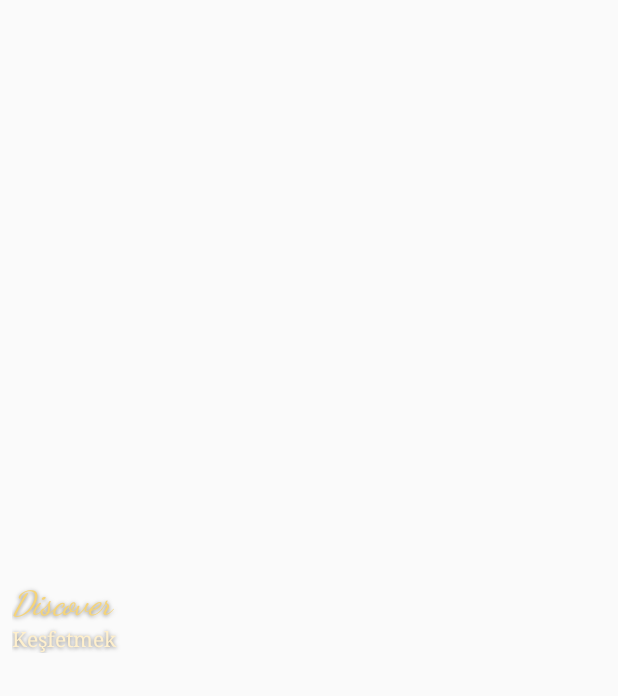
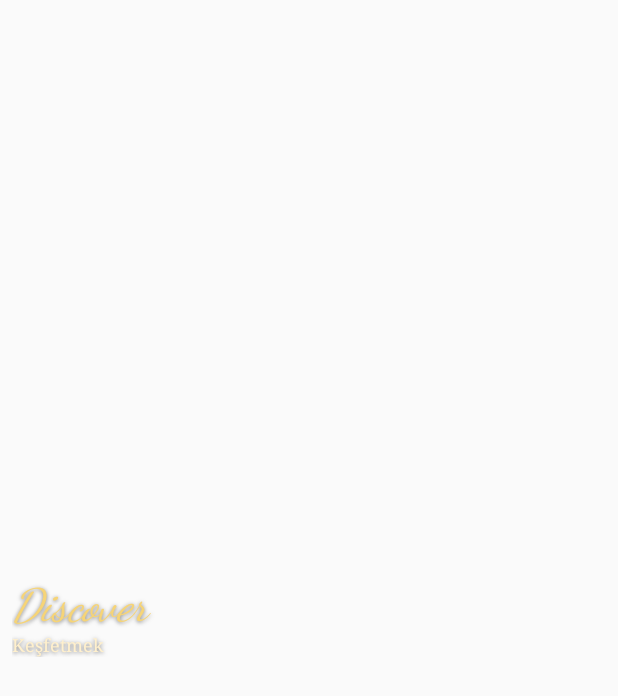
Before and after one commit to erdienerya-ops/wordlock, an Android app: the layout word_widget.xml on its own in the app's theme, with its tools: preview values and no code run, on a phone screen of 412 x 824 dp. Shown: the top 696 px of the screen. Run offline under Robolectric (Android 15) with nearby library versions, the phone set to English and light mode, and no system bars.

Commit message:
Enlarge English Golden Brush lettering and reduce Turkish text

```diff
--- a/app/src/main/res/layout/word_widget.xml
+++ b/app/src/main/res/layout/word_widget.xml
@@ -1 +1 @@
-<LinearLayout xmlns:android="http://schemas.android.com/apk/res/android" android:id="@+id/widget_root" android:layout_width="match_parent" android:layout_height="match_parent" android:orientation="vertical" android:gravity="center_vertical" android:paddingStart="8dp" android:paddingEnd="4dp" android:background="@android:color/transparent"><TextView android:id="@+id/english" android:layout_width="match_parent" android:layout_height="wrap_content" android:text="Discover" android:textColor="#F6D477" android:textSize="22sp" android:fontFamily="cursive" android:textStyle="italic" android:shadowColor="#88000000" android:shadowRadius="3" android:shadowDy="1" android:maxLines="1"/><TextView android:id="@+id/turkish" android:layout_width="match_parent" android:layout_height="wrap_content" android:text="Keşfetmek" android:textColor="#FFF0CD" android:textSize="14sp" android:fontFamily="serif" android:shadowColor="#88000000" android:shadowRadius="3" android:shadowDy="1" android:maxLines="1"/></LinearLayout>
+<LinearLayout xmlns:android="http://schemas.android.com/apk/res/android" android:id="@+id/widget_root" android:layout_width="match_parent" android:layout_height="match_parent" android:orientation="vertical" android:gravity="center_vertical" android:paddingStart="8dp" android:paddingEnd="4dp" android:background="@android:color/transparent"><TextView android:id="@+id/english" android:layout_width="match_parent" android:layout_height="wrap_content" android:text="Discover" android:textColor="#F6D477" android:textSize="30sp" android:fontFamily="cursive" android:textStyle="italic" android:shadowColor="#88000000" android:shadowRadius="3" android:shadowDy="1" android:maxLines="1"/><TextView android:id="@+id/turkish" android:layout_width="match_parent" android:layout_height="wrap_content" android:text="Keşfetmek" android:textColor="#FFF0CD" android:textSize="12sp" android:fontFamily="serif" android:shadowColor="#88000000" android:shadowRadius="3" android:shadowDy="1" android:maxLines="1"/></LinearLayout>
```
